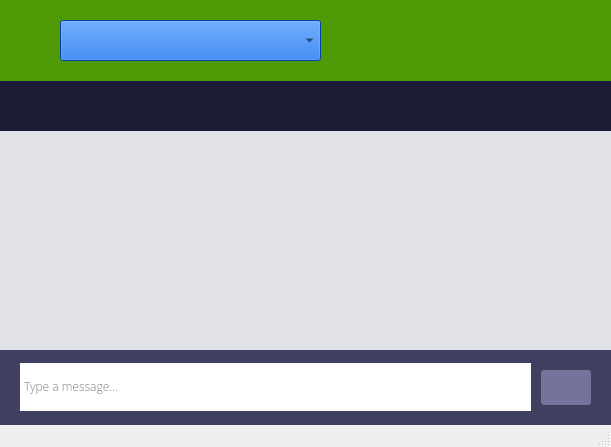
The window that Client/src/mainwindow.ui (ErmoshinMaks/ChatMPI) describes before a commit, drawn with Qt 5.
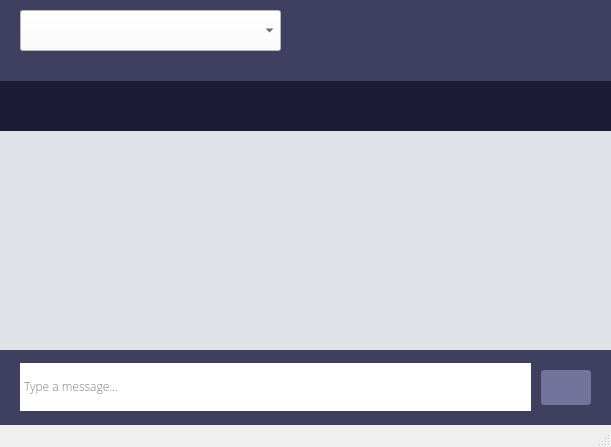
The same window after the commit. The open tabs and pages were chosen to show the change. Icons and pictures are not drawn.

What changed in the file:
```diff
--- a/Client/src/mainwindow.ui
+++ b/Client/src/mainwindow.ui
@@ -125,32 +125,13 @@
              </size>
             </property>
             <property name="styleSheet">
-             <string notr="true">background-color: rgb(78, 154, 6);</string>
+             <string notr="true">background: #3f3f60;</string>
             </property>
-            <widget class="QLabel" name="status_label">
-             <property name="geometry">
-              <rect>
-               <x>380</x>
-               <y>0</y>
-               <width>181</width>
-               <height>81</height>
-              </rect>
-             </property>
-             <property name="styleSheet">
-              <string notr="true">color: rgb(238, 238, 236);</string>
-             </property>
-             <property name="text">
-              <string/>
-             </property>
-             <property name="alignment">
-              <set>Qt::AlignRight|Qt::AlignTrailing|Qt::AlignVCenter</set>
-             </property>
-            </widget>
             <widget class="QComboBox" name="comboBoxClients">
              <property name="geometry">
               <rect>
-               <x>60</x>
-               <y>20</y>
+               <x>20</x>
+               <y>10</y>
                <width>261</width>
                <height>51</height>
               </rect>
@@ -159,7 +140,7 @@
               <string notr="true">color: #0f1925;
 font-size: 18px;
 margin-bottom: 10px;
-background-color: #0b5ed7;
+background-color: #FFFFFF;
 height: 30px;</string>
              </property>
             </widget>
```
Left out of the diff: 14 changed lines with no effect on the pictures.
